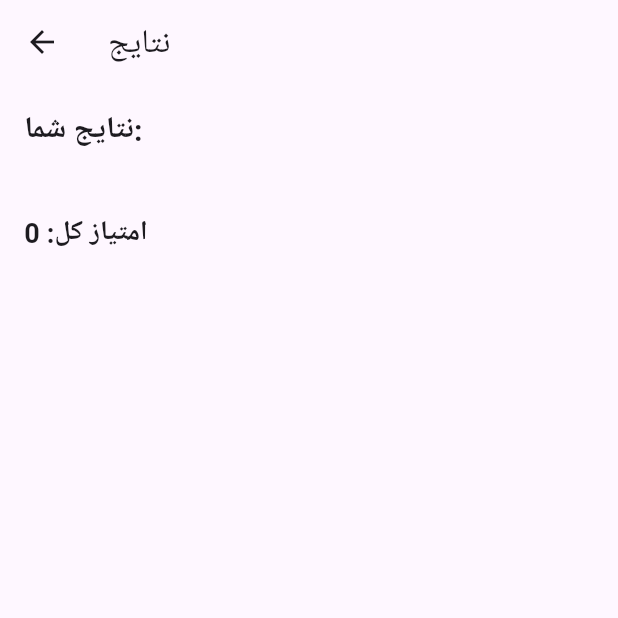
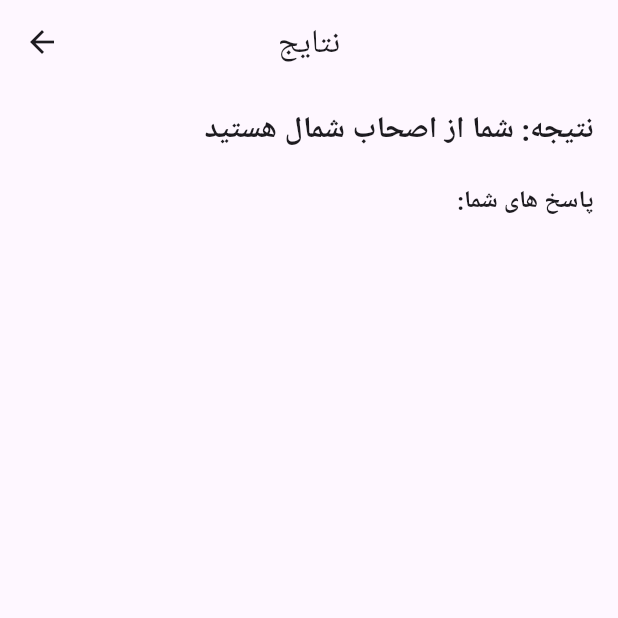
Before and after one commit to adultcode/atom, a Flutter app: the ResultsScreen screen opened directly with empty values, on a phone screen of 412 x 824 dp, the top half of it. Run offline on Flutter 3.47's test engine with Material 3 defaults, Android fonts, the phone set to English and light mode, and no system bars.

Commit message:
final result

```diff
--- a/lib/widgets/result_page.dart
+++ b/lib/widgets/result_page.dart
@@ -10,20 +10,32 @@ class ResultsScreen extends StatelessWidget {
 
   int get totalScore => answers.fold(0, (sum, answer) => sum + (answer ?? 0));
 
+  String _finalResult(int point){
+    if(point<90) return "شما از اصحاب شمال هستید";
+    else if(point>=90 && point< 110) return "شما اهل یمین هستید و از مومنان صالح بهشتی";
+    else  return "شما از سابقون السابقون هستید و نزدیکترین جایگاه را به خداوند در بهشت دارید";
+  }
   @override
   Widget build(BuildContext context) {
     return Scaffold(
-      appBar: AppBar(title: Text('نتایج')),
+      appBar: AppBar(title: Text('نتایج'),centerTitle: true,),
       body: SingleChildScrollView(
         padding: EdgeInsets.all(16.0),
         child: Column(
-          crossAxisAlignment: CrossAxisAlignment.start,
+          spacing: 20,
+          crossAxisAlignment: CrossAxisAlignment.end,
           children: <Widget>[
+
             Text(
-              'نتایج شما:',
+              'نتیجه: ${_finalResult(totalScore)}',
               style: TextStyle(fontSize: 20, fontWeight: FontWeight.bold),
+                textDirection: TextDirection.rtl
             ),
-            SizedBox(height: 20),
+            Text(
+              'پاسخ های شما:',
+              style: TextStyle(fontSize: 16, fontWeight: FontWeight.bold),
+                textDirection: TextDirection.rtl
+            ),
             ListView.builder(
               shrinkWrap: true,
               physics: NeverScrollableScrollPhysics(),
@@ -32,10 +44,12 @@ class ResultsScreen extends StatelessWidget {
                 return Padding(
                   padding: const EdgeInsets.symmetric(vertical: 8.0),
                   child: Column(
-                    crossAxisAlignment: CrossAxisAlignment.start,
+                    crossAxisAlignment: CrossAxisAlignment.end,
+
                     children: <Widget>[
                       Text(
                         '${index + 1}. ${questionsWithAnswers[index].question}',
+                        textDirection: TextDirection.rtl,
                         style: TextStyle(fontWeight: FontWeight.bold),
                       ),
                       SizedBox(height: 5),
@@ -45,11 +59,7 @@ class ResultsScreen extends StatelessWidget {
                 );
               },
             ),
-            SizedBox(height: 20),
-            Text(
-              'امتیاز کل: $totalScore',
-              style: TextStyle(fontSize: 18, fontWeight: FontWeight.bold),
-            ),
+
           ],
         ),
       ),
```
